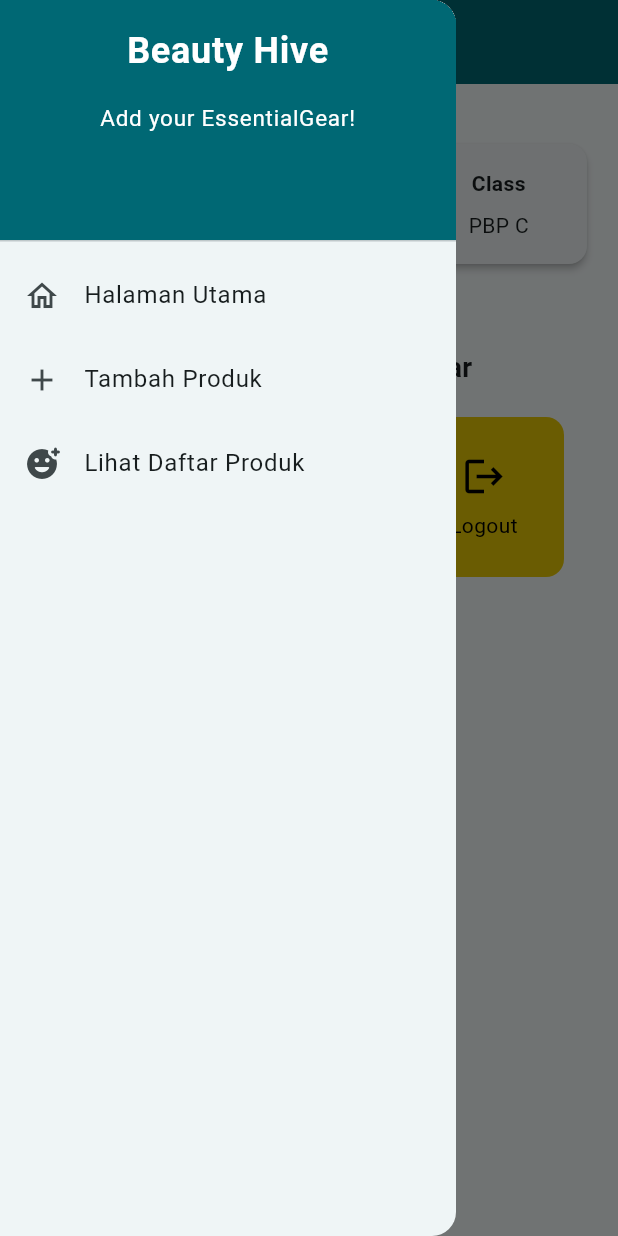
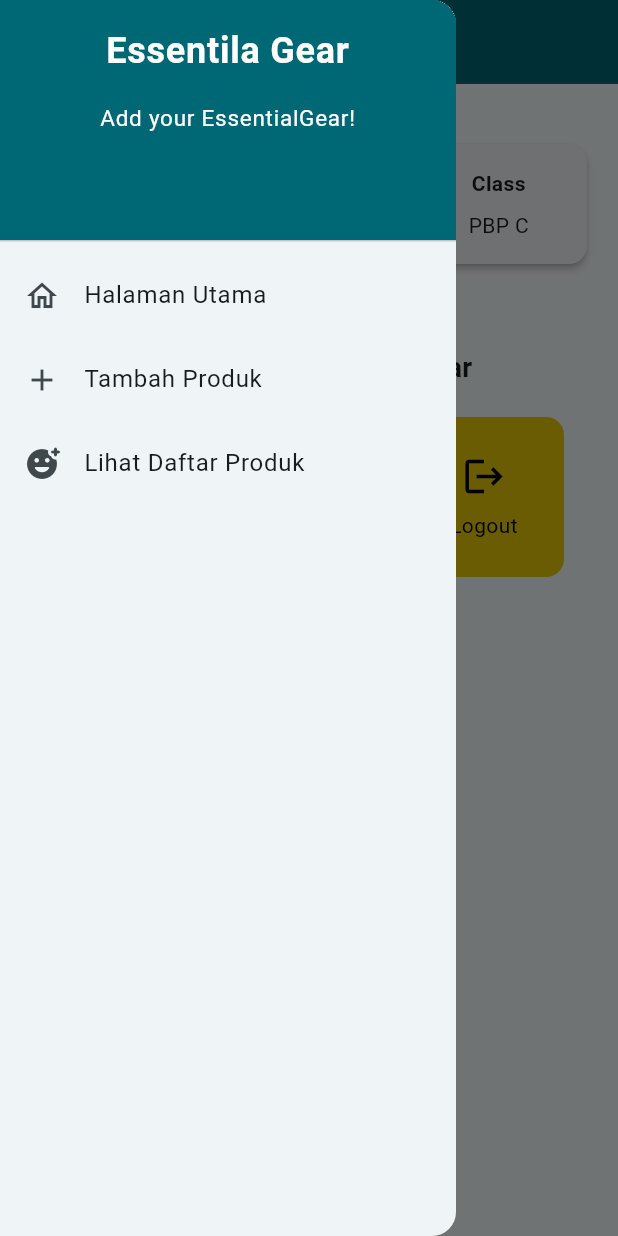
Before and after one commit to FarhanAdelio/EssentialGear-Mobile, a Flutter app: the MyHomePage screen opened directly, with the side drawer open, on a phone screen of 412 x 824 dp. Run offline on Flutter 3.47's test engine with Material 3 defaults, Android fonts, the phone set to English and light mode, and no system bars; missing offline and left inert: pbp_django_auth.

Commit message:
Update left_drawer.dart

```diff
--- a/lib/widgets/left_drawer.dart
+++ b/lib/widgets/left_drawer.dart
@@ -18,7 +18,7 @@ class LeftDrawer extends StatelessWidget {
             child: const Column(
               children: [
                 Text(
-                  'Beauty Hive',
+                  'Essentila Gear',
                   textAlign: TextAlign.center,
                   style: TextStyle(
                     fontSize: 24,
```
